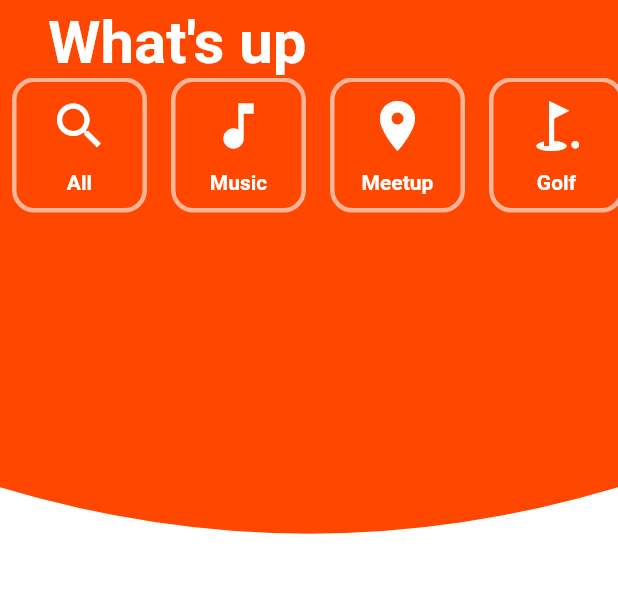
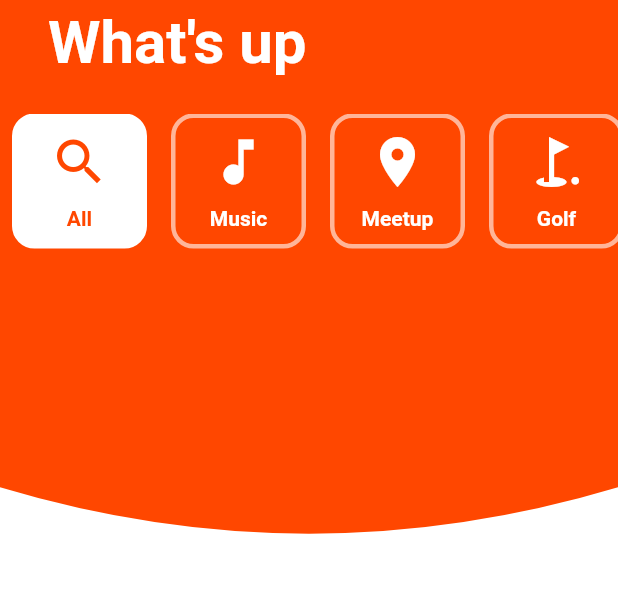
Before and after one commit to BerPGR/flutter-local-events-app, a Flutter app: the screen it shows after launch, on a phone screen of 412 x 824 dp, the part 38-631 px from its top. Run offline on Flutter 3.47's test engine with Material 2 defaults, Android fonts, the phone set to English and light mode, and no system bars.

Commit message:
Category selection

```diff
--- /dev/null
+++ b/lib/app_state.dart
@@ -0,0 +1,10 @@
+import 'package:flutter/material.dart';
+
+class AppState extends ChangeNotifier {
+  int selectedCategoryId = 0;
+
+  void updateCategoryId(int selected) {
+    this.selectedCategoryId = selected;
+    notifyListeners();
+  }
+}
--- a/lib/ui/homepage/category_widget.dart
+++ b/lib/ui/homepage/category_widget.dart
@@ -1,6 +1,8 @@
 // ignore_for_file: public_member_api_docs, sort_constructors_first
+import 'package:events/app_state.dart';
 import 'package:events/styleguide.dart';
 import 'package:flutter/material.dart';
+import 'package:provider/provider.dart';
 
 import '../../model/category.dart';
 
@@ -14,20 +16,30 @@ class CategoryWidget extends StatelessWidget {
 
   @override
   Widget build(BuildContext context) {
-    return Container(
+    final appState = Provider.of<AppState>(context);
+    final isSelected = appState.selectedCategoryId == category.categoryId;
+
+    return GestureDetector(
+      onTap: () {
+        if (!isSelected) {
+          appState.updateCategoryId(category.categoryId);
+        }
+      },
+      child: Container(
         margin: EdgeInsets.symmetric(horizontal: 8),
         width: 90,
         height: 90,
         decoration: BoxDecoration(
-          border: Border.all(color: Color(0x99FFFFFF), width: 3),
+            border: Border.all(
+                color: isSelected ? Colors.white : Color(0x99FFFFFF), width: 3),
             borderRadius: BorderRadius.circular(15),
-          color: Colors.transparent),
+            color: isSelected ? Colors.white : Colors.transparent),
         child: Column(
           mainAxisAlignment: MainAxisAlignment.center,
           children: [
             Icon(
               category.icon,
-            color: Colors.white,
+              color: isSelected ? Theme.of(context).primaryColor : Colors.white,
               size: 40,
             ),
             SizedBox(
@@ -35,9 +47,10 @@ class CategoryWidget extends StatelessWidget {
             ),
             Text(
               category.name,
-            style: categoryTextStyle,
+              style: isSelected ? selectedCategoryTextStyle : categoryTextStyle,
             )
           ],
+        ),
       ),
     );
   }
--- a/lib/ui/homepage/home_page.dart
+++ b/lib/ui/homepage/home_page.dart
@@ -1,3 +1,4 @@
+import 'package:events/app_state.dart';
 import 'package:events/model/category.dart';
 import 'package:events/styleguide.dart';
 import 'package:events/ui/homepage/category_widget.dart';
@@ -5,6 +6,7 @@ import 'package:events/ui/homepage/home_page_backgroud.dart';
 import 'package:flutter/material.dart';
 
 import 'package:flutter/material.dart';
+import 'package:provider/provider.dart';
 
 class HomePage extends StatelessWidget {
   const HomePage({super.key});
@@ -12,7 +14,9 @@ class HomePage extends StatelessWidget {
   @override
   Widget build(BuildContext context) {
     return Scaffold(
-      body: Stack(
+      body: ChangeNotifierProvider<AppState>(
+        create: (_) => AppState(),
+        child: Stack(
           children: [
             HomePageBackground(
               screenHeight: MediaQuery.of(context).size.height,
@@ -46,13 +50,20 @@ class HomePage extends StatelessWidget {
                         style: whiteHeadingTextStyle,
                       ),
                     ),
-                  SingleChildScrollView(
+                    Padding(
+                      padding: const EdgeInsets.symmetric(vertical: 24),
+                      child: Consumer<AppState>(
+                        builder: (context, appState, _) {
+                          return SingleChildScrollView(
                             scrollDirection: Axis.horizontal,
                             child: Row(
                               children: [
                                 for (final category in categories)
                                   CategoryWidget(category: category)
                               ],
+                            ),
+                          );
+                        },
                       ),
                     ),
                   ],
@@ -61,6 +72,7 @@ class HomePage extends StatelessWidget {
             ),
           ],
         ),
+      ),
     );
   }
 }
--- a/pubspec.yaml
+++ b/pubspec.yaml
@@ -36,6 +36,7 @@ dependencies:
   # The following adds the Cupertino Icons font to your application.
   # Use with the CupertinoIcons class for iOS style icons.
   cupertino_icons: ^1.0.2
+  provider: ^6.0.5
 
 dev_dependencies:
   flutter_test:
```
Also changed, not shown: pubspec.lock. Lines whose indentation alone changed are shown as unchanged.
